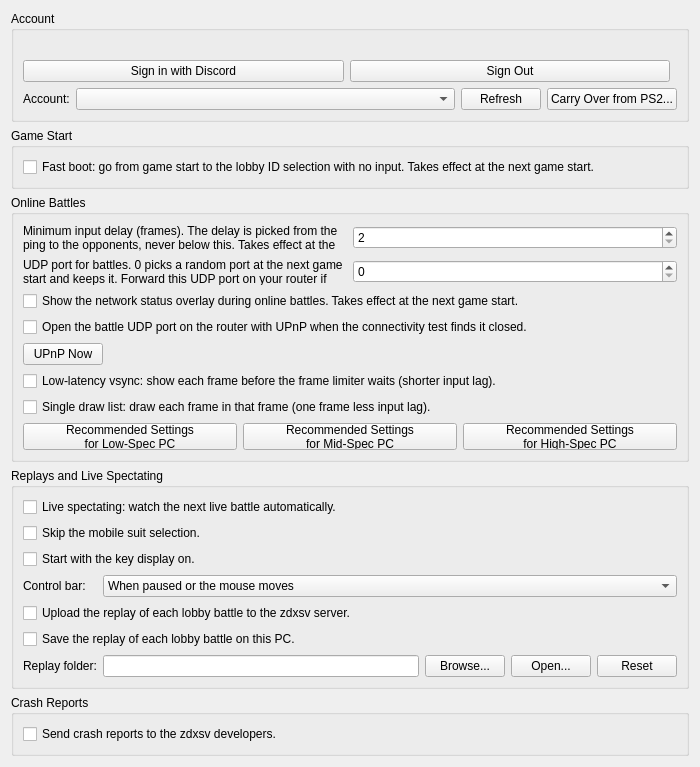
Qt form pcsx2-qt/Settings/ZdxsvSettingsWidget.ui (inada-s/pcsx2) before a commit.
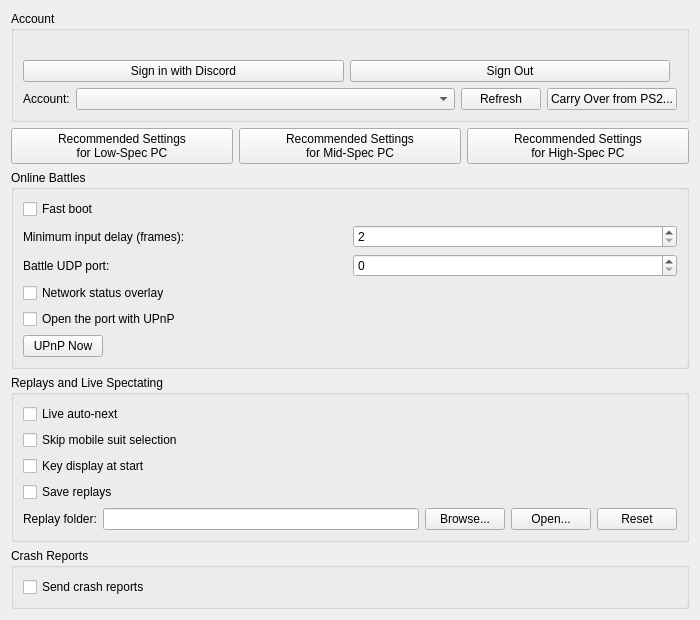
The same form after that commit.

Commit message: Zdxsv settings: VSync on by default, single draw list always on, a shorter settings page Low-latency vsync becomes low-latency present on Settings > Emulation; replay upload and control bar leave the page.

Diff of the .ui file:
```diff
--- a/pcsx2-qt/Settings/ZdxsvSettingsWidget.ui
+++ b/pcsx2-qt/Settings/ZdxsvSettingsWidget.ui
@@ -91,20 +91,32 @@
     </widget>
    </item>
    <item>
-    <widget class="QGroupBox" name="startGroupBox">
-     <property name="title">
-      <string>Game Start</string>
-     </property>
-     <layout class="QVBoxLayout" name="startLayout">
-      <item>
-       <widget class="QCheckBox" name="zdxsvFastBoot">
-        <property name="text">
-         <string>Fast boot: go from game start to the lobby ID selection with no input. Takes effect at the next game start.</string>
-        </property>
-       </widget>
-      </item>
-     </layout>
-    </widget>
+    <layout class="QHBoxLayout" name="zdxsvPresetLayout">
+     <item>
+      <widget class="QPushButton" name="zdxsvPresetLow">
+       <property name="text">
+        <string>Recommended Settings
+for Low-Spec PC</string>
+       </property>
+      </widget>
+     </item>
+     <item>
+      <widget class="QPushButton" name="zdxsvPresetMid">
+       <property name="text">
+        <string>Recommended Settings
+for Mid-Spec PC</string>
+       </property>
+      </widget>
+     </item>
+     <item>
+      <widget class="QPushButton" name="zdxsvPresetHigh">
+       <property name="text">
+        <string>Recommended Settings
+for High-Spec PC</string>
+       </property>
+      </widget>
+     </item>
+    </layout>
    </item>
    <item>
     <widget class="QGroupBox" name="battleGroupBox">
@@ -112,12 +124,19 @@
       <string>Online Battles</string>
      </property>
      <layout class="QVBoxLayout" name="battleLayout">
+      <item>
+       <widget class="QCheckBox" name="zdxsvFastBoot">
+        <property name="text">
+         <string>Fast boot</string>
+        </property>
+       </widget>
+      </item>
       <item>
        <layout class="QHBoxLayout" name="zdxsvGgpoMinDelayLayout">
         <item>
          <widget class="QLabel" name="zdxsvGgpoMinDelayLabel">
           <property name="text">
-           <string>Minimum input delay (frames). The delay is picked from the ping to the opponents, never below this. Takes effect at the next game start.</string>
+           <string>Minimum input delay (frames):</string>
           </property>
           <property name="wordWrap">
            <bool>true</bool>
@@ -144,7 +163,7 @@
         <item>
          <widget class="QLabel" name="zdxsvGgpoPortLabel">
           <property name="text">
-           <string>UDP port for battles. 0 picks a random port at the next game start and keeps it. Forward this UDP port on your router if direct connections fail.</string>
+           <string>Battle UDP port:</string>
           </property>
           <property name="wordWrap">
            <bool>true</bool>
@@ -169,14 +188,14 @@
       <item>
        <widget class="QCheckBox" name="zdxsvNetOsd">
         <property name="text">
-         <string>Show the network status overlay during online battles. Takes effect at the next game start.</string>
+         <string>Network status overlay</string>
         </property>
        </widget>
       </item>
       <item>
        <widget class="QCheckBox" name="zdxsvUPnP">
         <property name="text">
-         <string>Open the battle UDP port on the router with UPnP when the connectivity test finds it closed.</string>
+         <string>Open the port with UPnP</string>
         </property>
        </widget>
       </item>
@@ -201,48 +220,6 @@
         </item>
        </layout>
       </item>
-      <item>
-       <widget class="QCheckBox" name="zdxsvLowLatencyVsync">
-        <property name="text">
-         <string>Low-latency vsync: show each frame before the frame limiter waits (shorter input lag).</string>
-        </property>
-       </widget>
-      </item>
-      <item>
-       <widget class="QCheckBox" name="zdxsvSingleDrawList">
-        <property name="text">
-         <string>Single draw list: draw each frame in that frame (one frame less input lag).</string>
-        </property>
-       </widget>
-      </item>
-      <item>
-       <layout class="QHBoxLayout" name="zdxsvPresetLayout">
-        <item>
-         <widget class="QPushButton" name="zdxsvPresetLow">
-          <property name="text">
-           <string>Recommended Settings
-for Low-Spec PC</string>
-          </property>
-         </widget>
-        </item>
-        <item>
-         <widget class="QPushButton" name="zdxsvPresetMid">
-          <property name="text">
-           <string>Recommended Settings
-for Mid-Spec PC</string>
-          </property>
-         </widget>
-        </item>
-        <item>
-         <widget class="QPushButton" name="zdxsvPresetHigh">
-          <property name="text">
-           <string>Recommended Settings
-for High-Spec PC</string>
-          </property>
-         </widget>
-        </item>
-       </layout>
-      </item>
      </layout>
     </widget>
    </item>
@@ -255,72 +232,39 @@
       <item row="0" column="0" colspan="2">
        <widget class="QCheckBox" name="zdxsvLiveAutoNext">
         <property name="text">
-         <string>Live spectating: watch the next live battle automatically.</string>
+         <string>Live auto-next</string>
         </property>
        </widget>
       </item>
       <item row="1" column="0" colspan="2">
        <widget class="QCheckBox" name="zdxsvReplaySkipMs">
         <property name="text">
-         <string>Skip the mobile suit selection.</string>
+         <string>Skip mobile suit selection</string>
         </property>
        </widget>
       </item>
       <item row="2" column="0" colspan="2">
        <widget class="QCheckBox" name="zdxsvReplayKeyDisplay">
         <property name="text">
-         <string>Start with the key display on.</string>
+         <string>Key display at start</string>
         </property>
        </widget>
       </item>
-      <item row="3" column="0">
-       <widget class="QLabel" name="zdxsvReplayBarLabel">
-        <property name="text">
-         <string>Control bar:</string>
-        </property>
-       </widget>
-      </item>
-      <item row="3" column="1">
-       <widget class="QComboBox" name="zdxsvReplayBar">
-        <item>
-         <property name="text">
-          <string>When paused or the mouse moves</string>
-         </property>
-        </item>
-        <item>
-         <property name="text">
-          <string>Always</string>
-         </property>
-        </item>
-        <item>
-         <property name="text">
-          <string>Never</string>
-         </property>
-        </item>
-       </widget>
-      </item>
-      <item row="4" column="0" colspan="2">
-       <widget class="QCheckBox" name="zdxsvReplayUpload">
-        <property name="text">
-         <string>Upload the replay of each lobby battle to the zdxsv server.</string>
-        </property>
-       </widget>
-      </item>
-      <item row="5" column="0" colspan="2">
+      <item row="3" column="0" colspan="2">
        <widget class="QCheckBox" name="zdxsvSaveReplay">
         <property name="text">
-         <string>Save the replay of each lobby battle on this PC.</string>
+         <string>Save replays</string>
         </property>
        </widget>
       </item>
-      <item row="6" column="0">
+      <item row="4" column="0">
        <widget class="QLabel" name="zdxsvReplayPathLabel">
         <property name="text">
          <string>Replay folder:</string>
         </property>
        </widget>
       </item>
-      <item row="6" column="1">
+      <item row="4" column="1">
        <layout class="QHBoxLayout" name="zdxsvReplayPathLayout">
         <item>
          <widget class="QLineEdit" name="zdxsvReplayPath"/>
@@ -360,7 +304,7 @@
       <item>
        <widget class="QCheckBox" name="zdxsvCrashReports">
         <property name="text">
-         <string>Send crash reports to the zdxsv developers.</string>
+         <string>Send crash reports</string>
         </property>
        </widget>
       </item>
```
The commit also changes 27 other files.
